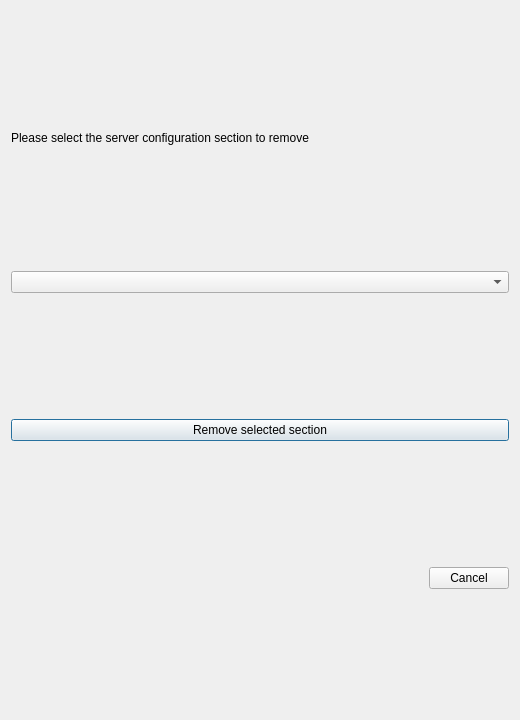
This is mapbender_plugin/dialogs/ui/remove_server_section_dialog.ui in WhereGroup/QGIS2Mapbender as Qt 5 draws it before an edit. The edited form follows.
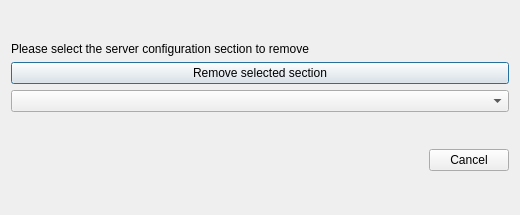
This is the edited form.

The edit to the form file:
```diff
--- a/mapbender_plugin/dialogs/ui/remove_server_section_dialog.ui
+++ b/mapbender_plugin/dialogs/ui/remove_server_section_dialog.ui
@@ -7,7 +7,7 @@
     <x>0</x>
     <y>0</y>
     <width>520</width>
-    <height>720</height>
+    <height>215</height>
    </rect>
   </property>
   <property name="windowTitle">
@@ -15,6 +15,8 @@
   </property>
   <layout class="QVBoxLayout" name="verticalLayout">
    <item>
+    <layout class="QVBoxLayout" name="verticalLayout_2">
+     <item>
     <widget class="QLabel" name="removeSectionComboBoxLabel">
      <property name="sizePolicy">
       <sizepolicy hsizetype="Fixed" vsizetype="Fixed">
@@ -27,15 +29,17 @@
      </property>
     </widget>
    </item>
-   <item>
-    <widget class="QComboBox" name="removeSectionComboBox"/>
-   </item>
    <item>
     <widget class="QPushButton" name="removeSelectedSectionButton">
      <property name="text">
       <string>Remove selected section</string>
      </property>
     </widget>
+     </item>
+     <item>
+      <widget class="QComboBox" name="removeSectionComboBox"/>
+     </item>
+    </layout>
    </item>
    <item>
     <widget class="QDialogButtonBox" name="removeDialogButtonBox">
```
Lines whose indentation alone changed are shown as unchanged.
